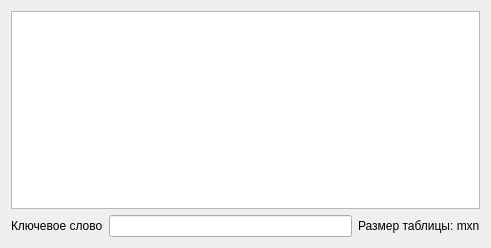
Qt form playfaircipher.ui (smarttowel/crypto) before a commit.
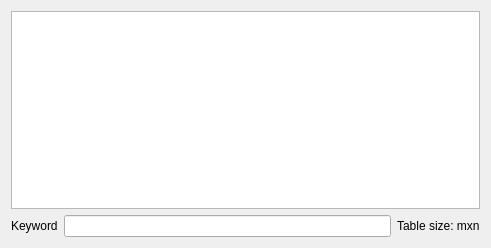
The same form after that commit.

```diff
--- a/playfaircipher.ui
+++ b/playfaircipher.ui
@@ -24,7 +24,7 @@
        <item>
         <widget class="QLabel" name="label">
          <property name="text">
-          <string>Ключевое слово</string>
+          <string>Keyword</string>
          </property>
         </widget>
        </item>
@@ -34,7 +34,7 @@
        <item>
         <widget class="QLabel" name="label_2">
          <property name="text">
-          <string>Размер таблицы: mxn</string>
+          <string>Table size: mxn</string>
          </property>
         </widget>
        </item>
```
